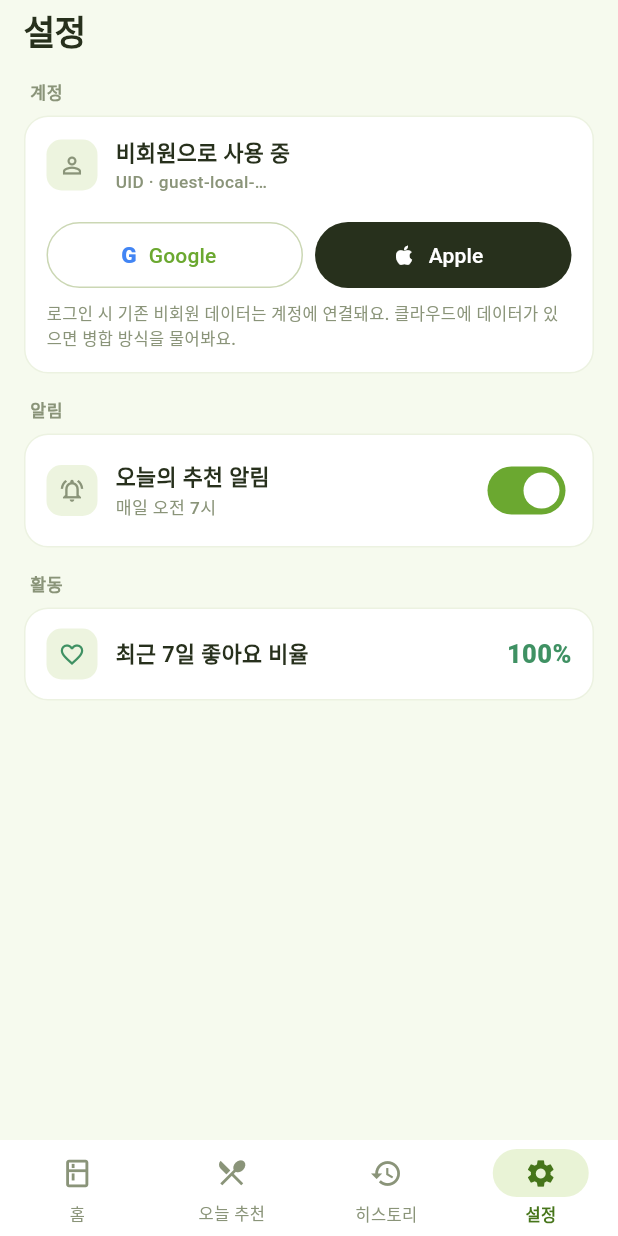
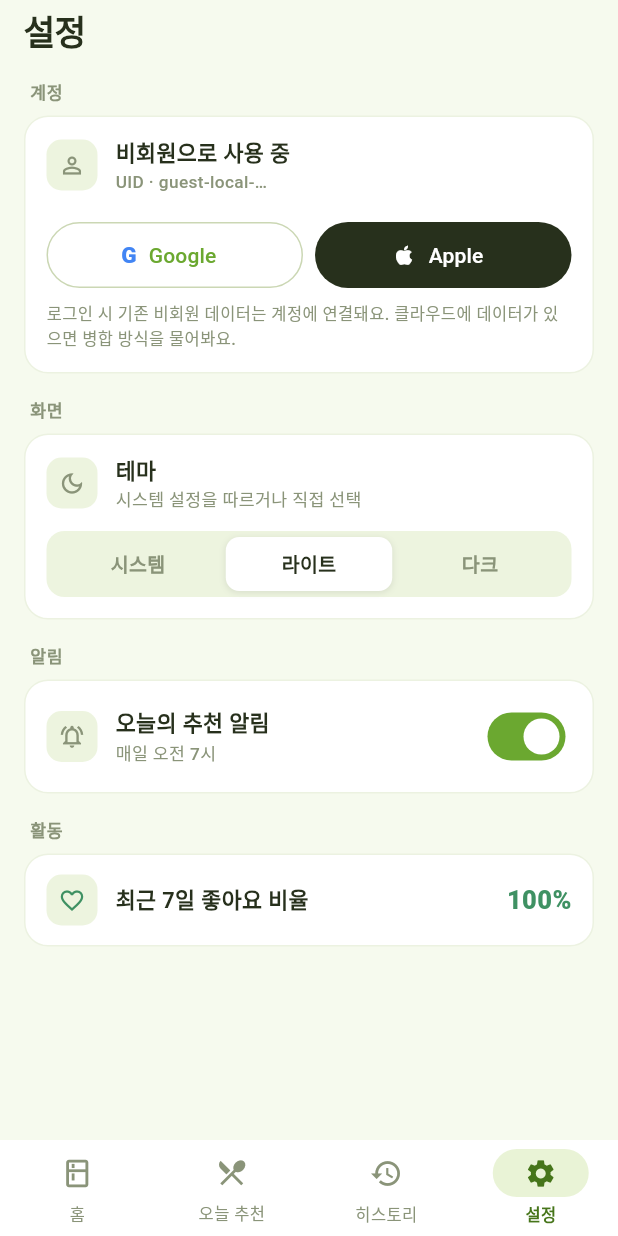
Before and after one commit to headzero/minfridge, a Flutter app: the screen it shows after launch, item 4 of the bottom bar chosen, on a phone screen of 412 x 824 dp. Run offline on Flutter 3.47's test engine with Material 3 defaults, Android fonts, the phone set to English and light mode, and no system bars; our stand-ins replace firebase_analytics, firebase_auth, firebase_core, firebase_database, flutter_local_notifications, google_sign_in and 1 more; accounts and stored records are empty; network calls fail.

Commit message:
다크 모드 지원: 설정에서 테마 선택(시스템/라이트/다크) + 영속화
- ThemeController(ChangeNotifier): ThemeMode 보관·SharedPreferences 영속(mf_theme_mode)
- main.dart에서 로드·주입, app.dart가 구독해 themeMode 적용
- 설정 '화면' 그룹에 시스템/라이트/다크 세그먼트 선택 추가
- 다크 테마 토큰은 기존 MinfridgeColors.dark/MinfridgeTheme.dark 재사용

Co-Authored-By: Claude Opus 4.8 (1M context) <noreply@anthropic.com>

```diff
--- a/lib/main.dart
+++ b/lib/main.dart
@@ -15,6 +15,7 @@ import 'src/services/recommendation_automation_service.dart';
 import 'src/services/recommendation_scheduler.dart';
 import 'src/state/app_state.dart';
 import 'src/state/auth_controller.dart';
+import 'src/state/theme_controller.dart';
 import 'src/ui/app.dart';
 
 Future<void> main() async {
@@ -62,11 +63,15 @@ Future<void> main() async {
   );
   await automationService.start();
 
+  final themeController = ThemeController();
+  await themeController.load();
+
   runApp(
     MultiProvider(
       providers: [
         ChangeNotifierProvider<AppState>.value(value: appState),
         ChangeNotifierProvider<AuthController>.value(value: authController),
+        ChangeNotifierProvider<ThemeController>.value(value: themeController),
         Provider<LocalNotificationService>.value(value: notificationService),
         Provider<RecommendationAutomationService>.value(
           value: automationService,
--- /dev/null
+++ b/lib/src/state/theme_controller.dart
@@ -0,0 +1,40 @@
+import 'package:flutter/material.dart';
+import 'package:shared_preferences/shared_preferences.dart';
+
+/// 앱 테마 모드(시스템/라이트/다크)를 보관·영속화한다.
+class ThemeController extends ChangeNotifier {
+  ThemeController({SharedPreferences? prefs}) : _prefs = prefs;
+
+  static const String _prefsKey = 'mf_theme_mode';
+
+  SharedPreferences? _prefs;
+  ThemeMode _mode = ThemeMode.light;
+
+  ThemeMode get mode => _mode;
+
+  /// 저장된 테마 모드를 불러온다. 앱 시작 시 1회 호출.
+  Future<void> load() async {
+    final prefs = _prefs ??= await SharedPreferences.getInstance();
+    _mode = _parse(prefs.getString(_prefsKey));
+    notifyListeners();
+  }
+
+  Future<void> setMode(ThemeMode mode) async {
+    if (mode == _mode) {
+      return;
+    }
+    _mode = mode;
+    notifyListeners();
+    final prefs = _prefs ??= await SharedPreferences.getInstance();
+    await prefs.setString(_prefsKey, mode.name);
+  }
+
+  ThemeMode _parse(String? raw) {
+    for (final mode in ThemeMode.values) {
+      if (mode.name == raw) {
+        return mode;
+      }
+    }
+    return ThemeMode.light;
+  }
+}
--- a/lib/src/ui/app.dart
+++ b/lib/src/ui/app.dart
@@ -1,5 +1,7 @@
 import 'package:flutter/material.dart';
+import 'package:provider/provider.dart';
 
+import '../state/theme_controller.dart';
 import 'home_shell.dart';
 import 'theme/minfridge_theme.dart';
 
@@ -8,12 +10,13 @@ class MinFridgeApp extends StatelessWidget {
 
   @override
   Widget build(BuildContext context) {
+    final themeMode = context.watch<ThemeController?>()?.mode ?? ThemeMode.light;
     return MaterialApp(
       title: 'MINFRIDGE',
       debugShowCheckedModeBanner: false,
       theme: MinfridgeTheme.light(),
       darkTheme: MinfridgeTheme.dark(),
-      themeMode: ThemeMode.light,
+      themeMode: themeMode,
       home: const HomeShell(),
     );
   }
--- a/lib/src/ui/settings_page.dart
+++ b/lib/src/ui/settings_page.dart
@@ -3,6 +3,7 @@ import 'package:provider/provider.dart';
 
 import '../state/app_state.dart';
 import '../state/auth_controller.dart';
+import '../state/theme_controller.dart';
 import 'dialogs.dart';
 import 'widgets/common.dart';
 
@@ -92,6 +93,17 @@ class SettingsPage extends StatelessWidget {
                   ],
                 ),
                 _Group(
+                  title: '화면',
+                  children: const <Widget>[
+                    _Row(
+                      icon: Icons.dark_mode_outlined,
+                      title: '테마',
+                      subtitle: '시스템 설정을 따르거나 직접 선택',
+                    ),
+                    _ThemeSelector(),
+                  ],
+                ),
+                _Group(
                   title: '알림',
                   children: <Widget>[
                     _Row(
@@ -174,6 +186,58 @@ class _Group extends StatelessWidget {
   }
 }
 
+class _ThemeSelector extends StatelessWidget {
+  const _ThemeSelector();
+
+  @override
+  Widget build(BuildContext context) {
+    final controller = context.watch<ThemeController?>();
+    final scheme = Theme.of(context).colorScheme;
+    final mf = mfColors(context);
+    final current = controller?.mode ?? ThemeMode.light;
+
+    Widget seg(ThemeMode mode, String label) {
+      final on = mode == current;
+      return Expanded(
+        child: GestureDetector(
+          onTap: () => controller?.setMode(mode),
+          child: Container(
+            margin: const EdgeInsets.symmetric(horizontal: 1.5),
+            height: 36,
+            decoration: BoxDecoration(
+              color: on ? scheme.surface : Colors.transparent,
+              borderRadius: BorderRadius.circular(9),
+              boxShadow: on
+                  ? <BoxShadow>[BoxShadow(color: Colors.black.withValues(alpha: 0.08), blurRadius: 3, offset: const Offset(0, 1))]
+                  : null,
+            ),
+            alignment: Alignment.center,
+            child: Text(
+              label,
+              style: TextStyle(fontSize: 13, fontWeight: FontWeight.w700, color: on ? scheme.onSurface : scheme.onSurfaceVariant),
+            ),
+          ),
+        ),
+      );
+    }
+
+    return Padding(
+      padding: const EdgeInsets.fromLTRB(14, 0, 14, 14),
+      child: Container(
+        padding: const EdgeInsets.all(4),
+        decoration: BoxDecoration(color: mf.sunken, borderRadius: BorderRadius.circular(12)),
+        child: Row(
+          children: <Widget>[
+            seg(ThemeMode.system, '시스템'),
+            seg(ThemeMode.light, '라이트'),
+            seg(ThemeMode.dark, '다크'),
+          ],
+        ),
+      ),
+    );
+  }
+}
+
 class _Row extends StatelessWidget {
   const _Row({required this.icon, required this.title, this.subtitle, this.trailing, this.iconColor});
 
```
